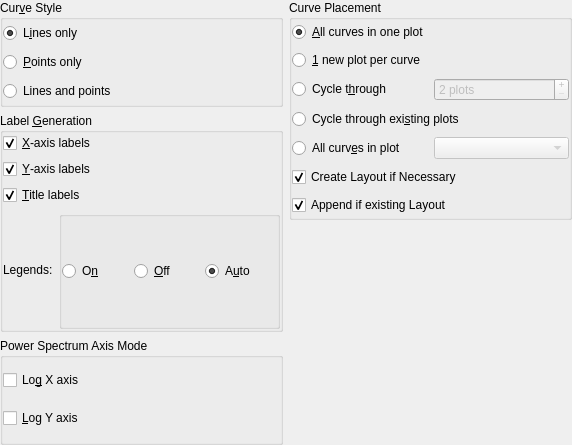
Qt form src/libkstapp/datawizardpageplot.ui (Kst-plot/kst) before a commit.
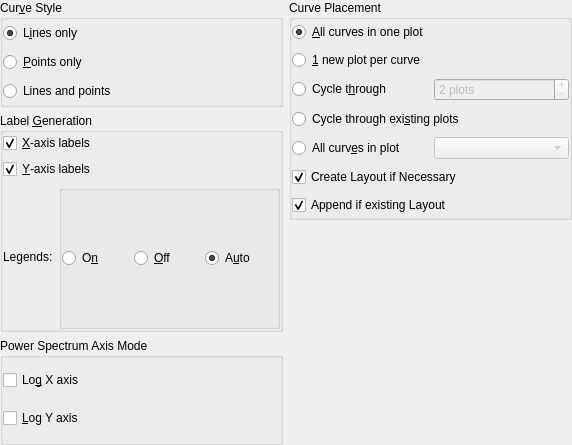
The same form after that commit. Custom widgets are drawn as their Qt base class.

Commit message: Update DataWizard to support Labels / Legend. Fix crash in Datawizard.

The edit to the form file:
```diff
--- a/src/libkstapp/datawizardpageplot.ui
+++ b/src/libkstapp/datawizardpageplot.ui
@@ -251,16 +251,6 @@
         </property>
        </widget>
       </item>
-      <item>
-       <widget class="QCheckBox" name="_plotTitles" >
-        <property name="text" >
-         <string>&amp;Title labels</string>
-        </property>
-        <property name="checked" >
-         <bool>true</bool>
-        </property>
-       </widget>
-      </item>
       <item>
        <layout class="QHBoxLayout" >
         <property name="leftMargin" >
@@ -383,16 +373,16 @@
  </widget>
  <layoutdefault spacing="6" margin="11" />
  <customwidgets>
-  <customwidget>
-   <class>QWizardPage</class>
-   <extends>QWidget</extends>
-   <header>qwizardpage.h</header>
-  </customwidget>
   <customwidget>
    <class>Kst::ComboBox</class>
    <extends>QComboBox</extends>
    <header>combobox.h</header>
   </customwidget>
+  <customwidget>
+   <class>QWizardPage</class>
+   <extends>QWidget</extends>
+   <header>qwizardpage.h</header>
+  </customwidget>
  </customwidgets>
  <resources/>
  <connections>
```
Lines whose indentation alone changed are shown as unchanged. The commit also changes 2 other files.
